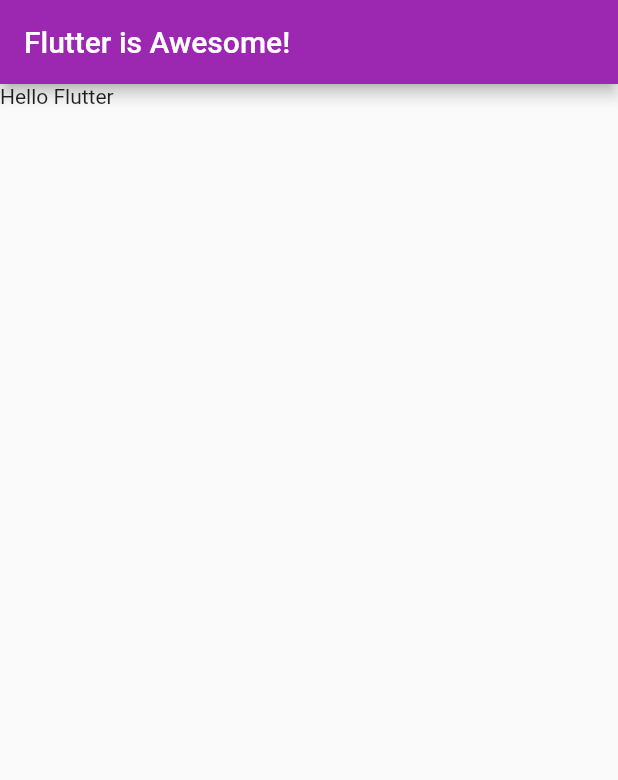
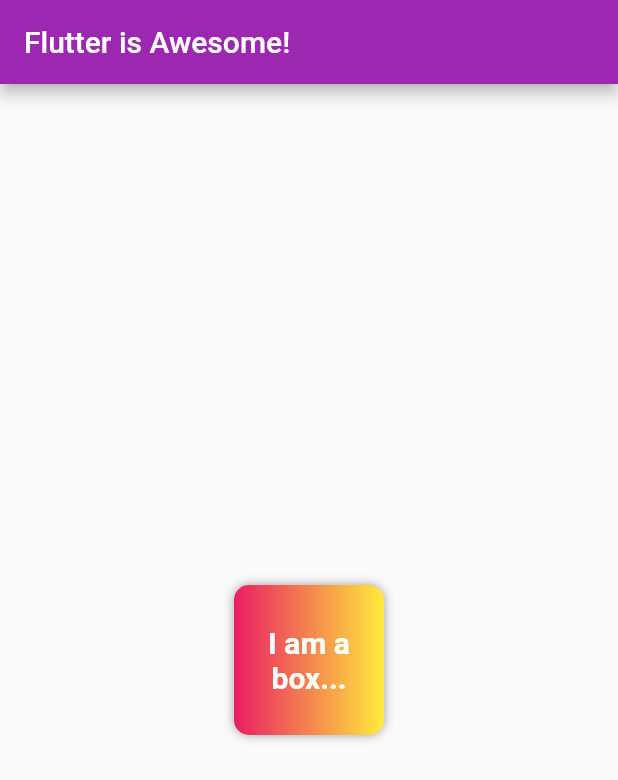
Before and after one commit to henryboisdequin/Learning-Flutter, a Flutter app: the screen it shows after launch, on a phone screen of 412 x 824 dp. Shown: the top 780 px of the screen. Run offline on Flutter 3.47's test engine with Material 2 defaults, Android fonts, the phone set to English and light mode, and no system bars.

Commit message:
learning containers + text

```diff
--- a/lib/main.dart
+++ b/lib/main.dart
@@ -17,8 +17,37 @@ class HomePage extends StatelessWidget {
       appBar: AppBar(
         title: Text("Flutter is Awesome!"),
       ),
-      body: Container(
-        child: Text("Hello Flutter"),
+      body: Center(
+        child: Container(
+          padding: const EdgeInsets.all(8),
+          width: 100,
+          height: 100,
+          // mostly always use antiAlias
+          clipBehavior: Clip.antiAlias,
+          alignment: Alignment.center,
+          decoration: BoxDecoration(
+            color: Colors.red,
+            borderRadius: BorderRadius.circular(10),
+            gradient: LinearGradient(colors: [
+              Colors.pink,
+              Colors.yellow,
+            ]),
+            boxShadow: [
+              BoxShadow(
+                color: Colors.grey,
+                blurRadius: 5,
+              )],
+            ),
+          child: Text(
+            "I am a box...",
+            textAlign: TextAlign.center,
+            style: TextStyle(
+              fontSize: 20,
+              color: Colors.white,
+              fontWeight: FontWeight.bold,
+            ),
+            ),
+        ),
       ),
     );
   }
```
